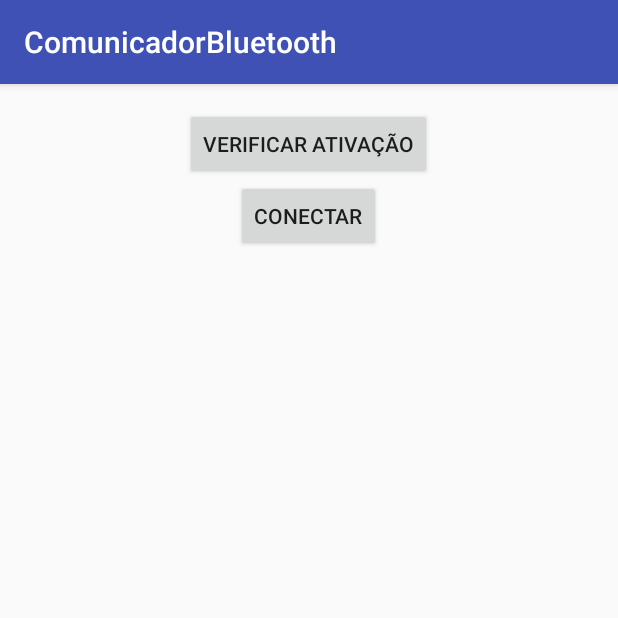
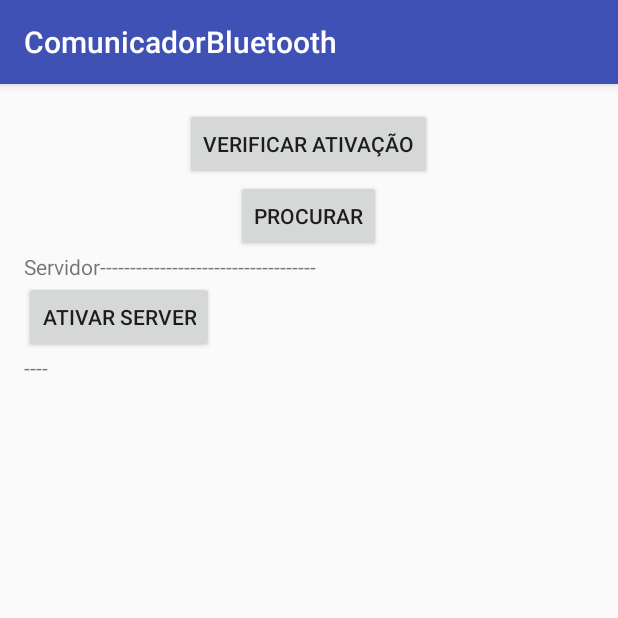
Before and after one commit to HandersonSilva/ComunicadorBluetooth, an Android app: the screen it shows after launch (MainActivity), on a phone screen of 412 x 824 dp, the top half of it. Run offline under Robolectric (Android 15) with nearby library versions, the phone set to English and light mode, and no system bars.

Commit message:
Implementando server

```diff
--- a/app/src/main/java/com/hb/handersonsilva/comunicadorbluetooth/MainActivity.java
+++ b/app/src/main/java/com/hb/handersonsilva/comunicadorbluetooth/MainActivity.java
@@ -1,6 +1,9 @@
 package com.hb.handersonsilva.comunicadorbluetooth;
 
 import android.app.Activity;
+import android.os.Handler;
+import android.os.Bundle;
+import android.os.Message;
 import android.bluetooth.BluetoothAdapter;
 import android.content.Context;
 import android.content.Intent;
@@ -9,18 +12,26 @@ import android.os.Bundle;
 import android.view.View;
 import android.widget.Button;
 import android.widget.Switch;
+import android.widget.TextView;
 import android.widget.Toast;
 
 import com.hb.handersonsilva.comunicadorbluetooth.Ultil.Bluetooth;
+import com.hb.handersonsilva.comunicadorbluetooth.Ultil.ConnectThread;
 import com.hb.handersonsilva.comunicadorbluetooth.Ultil.ListarDispositivosP;
+
+import java.io.IOException;
 
 public class MainActivity extends AppCompatActivity {
     BluetoothAdapter mBluetoothAdapter= null;
     Context context = null;
     private static final int ATIVA_BLUETOOTH =1;
     private static final int ABRIR_LISTA =2;
+    private  int opButton = 1;
     final  boolean conexao = false;
     private  static String MAC = null;
+    static TextView statusMessage;
+    static TextView textSpace;
+    ConnectThread connect;
 
     @Override
     protected void onCreate(Bundle savedInstanceState) {
@@ -28,8 +39,10 @@ public class MainActivity extends AppCompatActivity {
             setContentView(R.layout.activity_main);
 
             Button btnVerificar = (Button)findViewById(R.id.button_verificar);
-            Button btnConectar = (Button)findViewById(R.id.button_Conectar);
-
+            Button btnProcurar = (Button)findViewById(R.id.button_Conectar);
+            Button btnConectar = (Button)findViewById(R.id.button_AtivarServer);
+            statusMessage = (TextView)findViewById(R.id.textView_StatusM);
+            textSpace = (TextView)findViewById(R.id.textView_textData);
             context = getApplicationContext();
 
 
@@ -40,13 +53,13 @@ public class MainActivity extends AppCompatActivity {
                     Bluetooth bluetooth = new Bluetooth(context);
                     mBluetoothAdapter = bluetooth.verificarBluetooth();
 
-                    Intent ativarBluetooth = new Intent(mBluetoothAdapter.ACTION_REQUEST_ENABLE);
+                    Intent ativarBluetooth = new Intent(mBluetoothAdapter.ACTION_REQUEST_ENABLE);//ativar o bluetooth caso esteja desligado
                     startActivityForResult(ativarBluetooth,ATIVA_BLUETOOTH);
 
                 }
             });
-            //botão conectar
-            btnConectar.setOnClickListener(new View.OnClickListener() {
+            //botão procurar
+            btnProcurar.setOnClickListener(new View.OnClickListener() {
                 @Override
                 public void onClick(View v) {
                     if(conexao){
@@ -56,6 +69,50 @@ public class MainActivity extends AppCompatActivity {
                         Intent abrirLista = new Intent(MainActivity.this, ListarDispositivosP.class);
                         startActivityForResult(abrirLista,ABRIR_LISTA);
                     }
+                }
+            });
+            //Botão que chama a thread
+            connect = new ConnectThread();
+            btnConectar.setOnClickListener(new View.OnClickListener() {
+                @Override
+                public void onClick(View v) {
+
+                    //colocar uma condição ao tentar startar o server bluetooth tem que esta ativo
+                    Button btnConectar = (Button) findViewById(R.id.button_AtivarServer);
+
+                    if (opButton == 0) {
+
+                            connect.cancel();
+                            btnConectar.setText("Ativar Server");
+                            opButton=1;
+                            connect = new ConnectThread();
+                    } else {
+                             connect.start();
+                            if(connect.isAlive()){
+                                if(connect.isInterrupted()){
+                                    Toast.makeText(getApplicationContext(),"Ative seu Bluetooth",Toast.LENGTH_SHORT).show();
+                                    btnConectar.setText("Ativar Server");
+                                    opButton =1;
+                                }else {
+                                    btnConectar.setText("Desativar");
+                                    opButton =0;
+                                }
+
+                            }else {
+
+                                btnConectar.setText("Ativar Server");
+                                opButton =1;
+                            }
+
+
+
+
+
+                    }
+
+
+
+
                 }
             });
     }
@@ -85,4 +142,25 @@ public class MainActivity extends AppCompatActivity {
         }
 
     }
+
+
+    //receber mensagem
+    public static Handler handler = new Handler() {
+        @Override
+        public void handleMessage(Message msg) {
+
+            Bundle bundle = msg.getData();
+            byte[] data = bundle.getByteArray("data");
+            String dataString= new String(data);
+
+            if(dataString.equals("---N"))
+                statusMessage.setText("Ocorreu um erro durante a conexão D:");
+            else if(dataString.equals("---S"))
+                statusMessage.setText("Conectado :D");
+            else {
+
+                textSpace.setText(new String(data));
+            }
+        }
+    };
 }
--- a/app/src/main/java/com/hb/handersonsilva/comunicadorbluetooth/Ultil/Bluetooth.java
+++ b/app/src/main/java/com/hb/handersonsilva/comunicadorbluetooth/Ultil/Bluetooth.java
@@ -26,6 +26,7 @@ public class Bluetooth {
 
     //Verificar se o aparelho suporta bluetooth
     public BluetoothAdapter verificarBluetooth(){
+
         mBluetoothAdapter = BluetoothAdapter.getDefaultAdapter();
         if(mBluetoothAdapter == null){
             Toast.makeText(context,"Seu dispositivo não possui bluetooth",Toast.LENGTH_SHORT).show();
@@ -39,6 +40,7 @@ public class Bluetooth {
     }
 
     public Set<BluetoothDevice> dispositvosPareados(){
+
         mBluetoothAdapter = BluetoothAdapter.getDefaultAdapter();
         Set<BluetoothDevice> listDispositivos = mBluetoothAdapter.getBondedDevices();
 
--- a/app/src/main/res/layout/activity_main.xml
+++ b/app/src/main/res/layout/activity_main.xml
@@ -20,8 +20,46 @@
     <Button
         android:layout_width="wrap_content"
         android:layout_height="wrap_content"
-        android:text="Conectar"
         android:id="@+id/button_Conectar"
         android:layout_below="@+id/button_verificar"
-        android:layout_centerHorizontal="true" />
+        android:layout_centerHorizontal="true"
+        android:text="Procurar" />
+
+    <TextView
+        android:layout_width="wrap_content"
+        android:layout_height="wrap_content"
+        android:id="@+id/textView_StatusM"
+        android:layout_alignBaseline="@+id/button_AtivarServer"
+        android:layout_alignBottom="@+id/button_AtivarServer"
+        android:layout_toRightOf="@+id/button_AtivarServer"
+        android:layout_toEndOf="@+id/button_AtivarServer" />
+
+    <TextView
+        android:layout_width="wrap_content"
+        android:layout_height="wrap_content"
+        android:id="@+id/textView_textData"
+        android:text="----"
+        android:layout_below="@+id/button_AtivarServer"
+        android:layout_alignParentLeft="true"
+        android:layout_alignParentStart="true" />
+
+    <Button
+        android:text="Ativar Server"
+        android:layout_width="wrap_content"
+        android:layout_height="wrap_content"
+        android:id="@+id/button_AtivarServer"
+        android:layout_marginTop="19dp"
+        android:layout_below="@+id/button_Conectar"
+        android:layout_alignParentLeft="true"
+        android:layout_alignParentStart="true" />
+
+    <TextView
+        android:text="Servidor------------------------------------"
+        android:layout_width="wrap_content"
+        android:layout_height="wrap_content"
+        android:layout_below="@+id/button_Conectar"
+        android:layout_alignParentLeft="true"
+        android:layout_alignParentStart="true"
+        android:id="@+id/textView3" />
+
 </RelativeLayout>
--- a/build.gradle
+++ b/build.gradle
@@ -5,7 +5,7 @@ buildscript {
         jcenter()
     }
     dependencies {
-        classpath 'com.android.tools.build:gradle:2.1.3'
+        classpath 'com.android.tools.build:gradle:2.2.2'
 
         // NOTE: Do not place your application dependencies here; they belong
         // in the individual module build.gradle files
```
Also changed, not shown: app/src/main/java/com/hb/handersonsilva/comunicadorbluetooth/Ultil/ConnectThread.java (added, +99 -0 lines).
